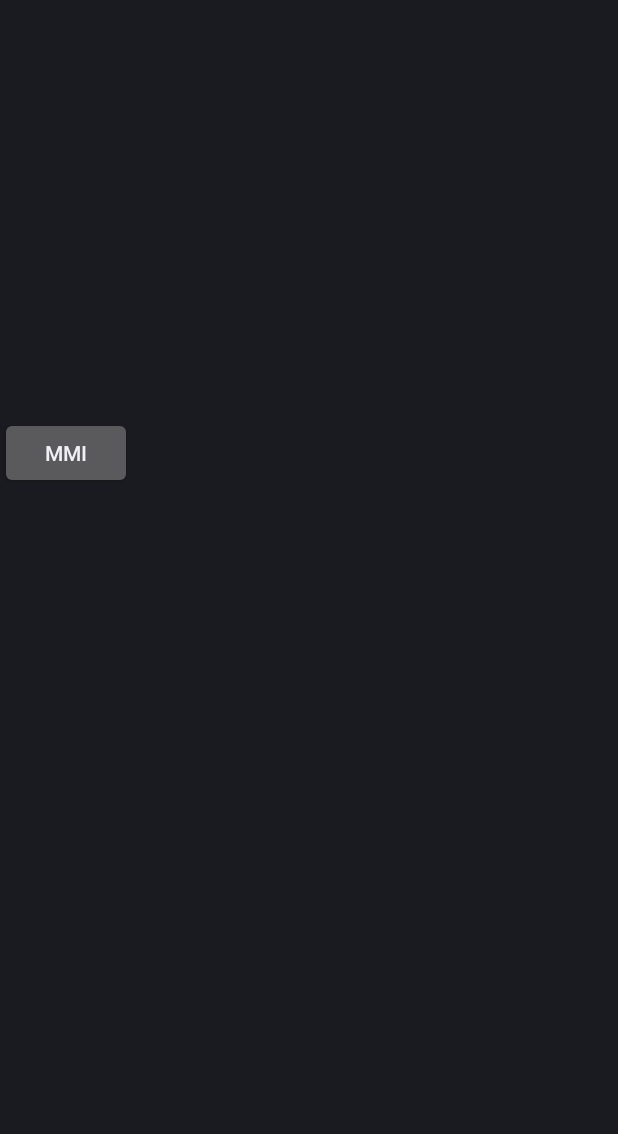
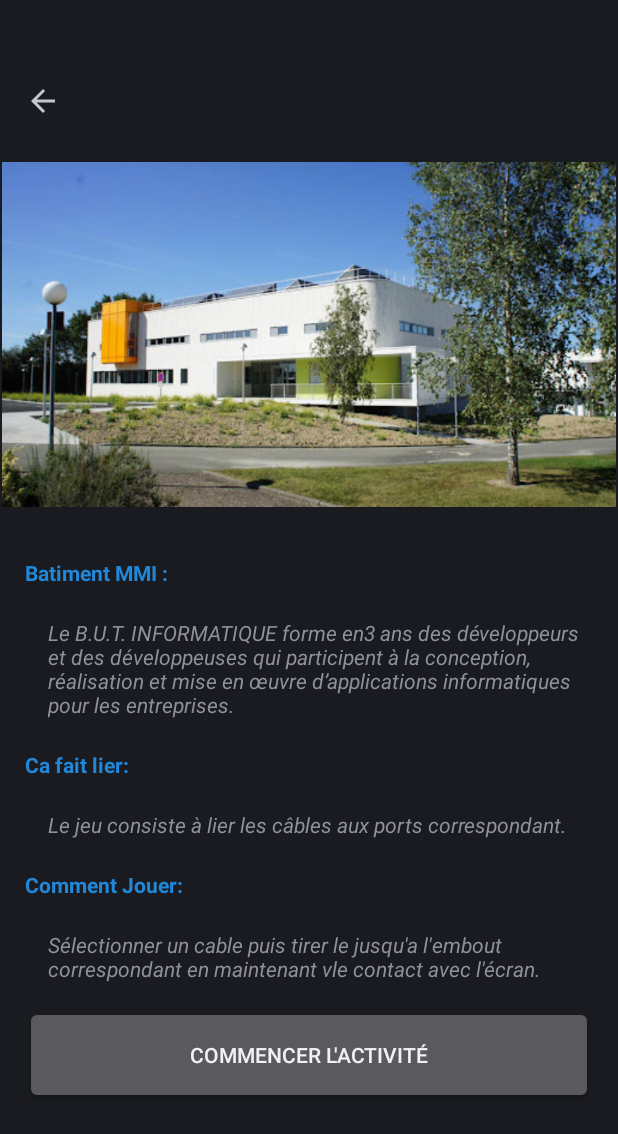
Before and after one commit to sachabt/PTS3, an Android app: the MMIActivity screen opened directly, with no data from a screen before it, on a phone screen of 412 x 824 dp. Shown: the top 1134 px of the screen. Run offline under Robolectric (Android 15) with nearby library versions, the phone set to English and light mode, and no system bars; 2 statements that could not run were skipped.

Commit message:
fixes (kinda) the mmi presentation page, still have to correct the info inside !

```diff
--- a/Ptut/app/src/main/res/layout/mmi.xml
+++ b/Ptut/app/src/main/res/layout/mmi.xml
@@ -7,65 +7,105 @@
 
     <LinearLayout
         android:layout_width="409dp"
-        android:layout_height="353dp"
+        android:layout_height="729dp"
         android:orientation="vertical"
-        tools:layout_editor_absoluteX="1dp"
-        tools:layout_editor_absoluteY="377dp">
-
-        <Space
-            android:layout_width="match_parent"
-            android:layout_height="wrap_content" />
-
-        <Space
-            android:layout_width="match_parent"
-            android:layout_height="wrap_content" />
+        app:layout_constraintBottom_toBottomOf="parent"
+        app:layout_constraintEnd_toEndOf="parent"
+        app:layout_constraintStart_toStartOf="parent"
+        app:layout_constraintTop_toTopOf="parent">
 
         <LinearLayout
-            android:layout_width="409dp"
-            android:layout_height="326dp"
-            android:orientation="horizontal">
+            android:layout_width="match_parent"
+            android:layout_height="wrap_content"
+            android:layout_marginTop="8dp"
+            android:orientation="horizontal"
+            app:layout_constraintBottom_toBottomOf="parent"
+            app:layout_constraintEnd_toEndOf="parent"
+            app:layout_constraintStart_toStartOf="parent"
+            app:layout_constraintTop_toTopOf="parent">
 
-            <Space
+            <ImageView
+                android:id="@+id/backButtonT"
                 android:layout_width="wrap_content"
                 android:layout_height="wrap_content"
-                android:layout_weight="1" />
+                android:layout_marginLeft="15dp"
+                android:src="?android:attr/actionModeCloseDrawable" />
+        </LinearLayout>
 
-            <Space
-                android:layout_width="wrap_content"
-                android:layout_height="wrap_content"
-                android:layout_weight="1" />
+        <ImageView
+            android:id="@+id/imageView"
+            android:layout_width="match_parent"
+            android:layout_height="wrap_content"
+            android:src="@drawable/info" />
 
-            <LinearLayout
-                android:layout_width="match_parent"
-                android:layout_height="match_parent"
-                android:layout_weight="1"
-                android:orientation="vertical">
+        <TextView
+            android:id="@+id/textView2"
+            android:layout_width="wrap_content"
+            android:layout_height="wrap_content"
+            android:layout_marginLeft="15dp"
+            android:layout_marginTop="5dp"
+            android:text="Batiment MMI :"
+            android:textColor="#2187D9"
+            android:textStyle="bold" />
 
-                <LinearLayout
-                    android:layout_width="match_parent"
-                    android:layout_height="match_parent"
-                    android:layout_weight="1"
-                    android:orientation="horizontal">
+        <TextView
+            android:id="@+id/textView"
+            android:layout_width="wrap_content"
+            android:layout_height="wrap_content"
+            android:layout_marginLeft="15dp"
+            android:layout_marginTop="5dp"
+            android:padding="15dp"
+            android:text="Le B.U.T. INFORMATIQUE forme en3 ans des développeurs et des développeuses qui participent à la conception, réalisation et mise en œuvre d’applications informatiques pour les entreprises."
+            android:textStyle="italic" />
 
-                    <Space
-                        android:layout_width="wrap_content"
-                        android:layout_height="wrap_content"
-                        android:layout_weight="1" />
+        <TextView
+            android:id="@+id/textView3"
+            android:layout_width="wrap_content"
+            android:layout_height="wrap_content"
+            android:layout_marginLeft="15dp"
+            android:layout_marginTop="5dp"
+            android:text="Ca fait lier:"
+            android:textColor="#2187D9"
+            android:textStyle="bold" />
 
-                </LinearLayout>
+        <TextView
+            android:id="@+id/textView4"
+            android:layout_width="wrap_content"
+            android:layout_height="wrap_content"
+            android:layout_marginLeft="15dp"
+            android:layout_marginTop="5dp"
+            android:padding="15dp"
+            android:text="Le jeu consiste à lier les câbles aux ports correspondant."
+            android:textStyle="italic" />
 
-                <Button
-                    android:id="@+id/button"
-                    android:layout_width="wrap_content"
-                    android:layout_height="wrap_content"
-                    android:text="MMI" />
+        <TextView
+            android:id="@+id/textView5"
+            android:layout_width="wrap_content"
+            android:layout_height="wrap_content"
+            android:layout_marginLeft="15dp"
+            android:layout_marginTop="5dp"
+            android:text="Comment Jouer:"
+            android:textColor="#2187D9"
+            android:textStyle="bold" />
 
-            </LinearLayout>
+        <TextView
+            android:id="@+id/textView6"
+            android:layout_width="wrap_content"
+            android:layout_height="wrap_content"
+            android:layout_marginLeft="15dp"
+            android:layout_marginTop="5dp"
+            android:padding="15dp"
+            android:text="Sélectionner un cable puis tirer le jusqu'a l'embout correspondant en maintenant vle contact avec l'écran."
+            android:textStyle="italic" />
 
-            <Space
-                android:layout_width="wrap_content"
-                android:layout_height="wrap_content"
-                android:layout_weight="1" />
-        </LinearLayout>
+        <Button
+            android:id="@+id/startT"
+            android:layout_width="match_parent"
+            android:layout_height="65dp"
+            android:layout_marginLeft="15dp"
+            android:layout_marginRight="15dp"
+            android:text="Commencer l'activité" />
+
     </LinearLayout>
+
 </androidx.constraintlayout.widget.ConstraintLayout>
```
